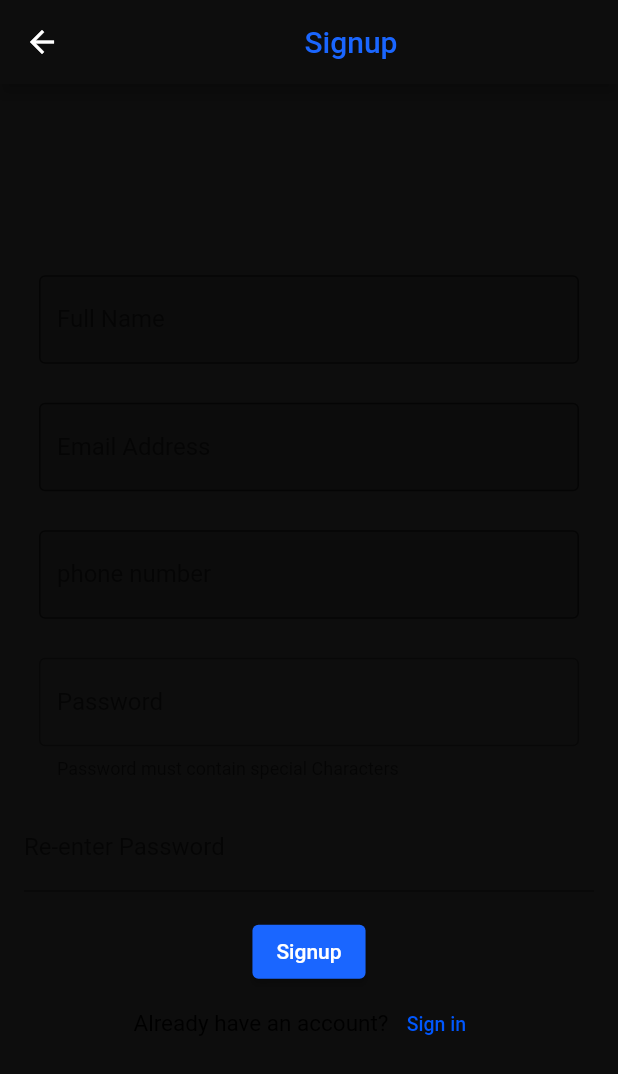
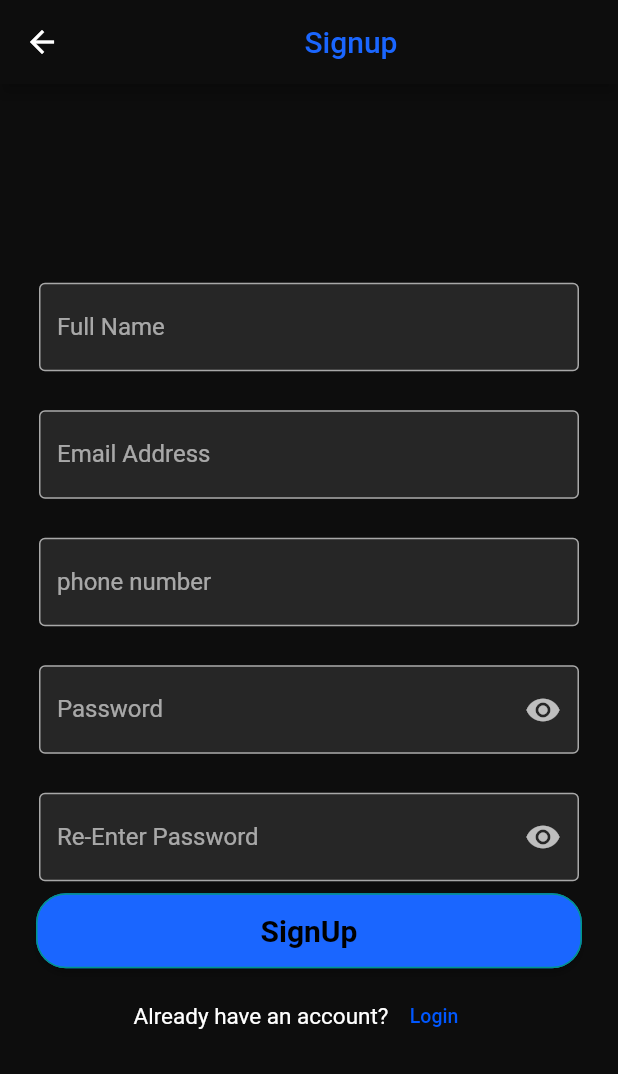
Before and after one commit to FoodChain-saas/foodchain_flutter, a Flutter app: the Signup screen opened by its route, on a phone screen of 412 x 824 dp. Shown: the top 1074 px of the screen. Run offline on Flutter 3.47's test engine with Material 2 defaults, Android fonts, the phone set to English and light mode, and no system bars; our stand-ins replace get.

Commit message:
working on login,signup, reset password page

```diff
--- a/lib/Utilities/route_paths.dart
+++ b/lib/Utilities/route_paths.dart
@@ -1,4 +1,5 @@
 abstract class RoutePaths {
   static const signup = '/signup';
-  static const login = '/login';
+  static const loginpage = '/login-page';
+  static const recoveryemail = '/recoveryemail';
 }
--- a/lib/Views/signup.dart
+++ b/lib/Views/signup.dart
@@ -1,6 +1,7 @@
 import 'package:flutter/material.dart';
 import 'package:get/get.dart';
 import '../Utilities/route_paths.dart';
+import 'login.dart';
 
 class Signup extends StatelessWidget {
   final TextEditingController _fullNameController = TextEditingController();
@@ -13,8 +14,7 @@ class Signup extends StatelessWidget {
 
   final TextEditingController _passwordController = TextEditingController();
 
-  final TextEditingController _confirminitPasswordController =
-  TextEditingController();
+  final TextEditingController _ReEnterPasswordController = TextEditingController();
 
   final _formKey = GlobalKey<FormState>();
 
@@ -28,8 +28,10 @@ class Signup extends StatelessWidget {
         // foregroundColor: Colors.transparent,
         backgroundColor: const Color(0xFF0D0D0D),
         title: const Center(
-          child: Text('Signup',
-          style: TextStyle(color: Color(0xFF1A66FF)),),
+          child: Text(
+            'Signup',
+            style: TextStyle(color: Color(0xFF1A66FF)),
+          ),
         ),
       ),
       body: Padding(
@@ -39,22 +41,20 @@ class Signup extends StatelessWidget {
           children: [
             Container(
               padding: const EdgeInsets.fromLTRB(10, 10, 10, 0),
-              child:  TextFormField(
+              child: TextFormField(
                 controller: _fullNameController,
                 decoration: const InputDecoration(
                   labelText: "Full Name",
-                  border: OutlineInputBorder(
-                  ),
-
+                  border: OutlineInputBorder(),
                   alignLabelWithHint: false,
                   filled: true,
                 ),
               ),
-      ),
+            ),
             const SizedBox(height: 16.0),
             Container(
               padding: const EdgeInsets.fromLTRB(10, 10, 10, 0),
-              child:  TextFormField(
+              child: TextFormField(
                 controller: _emailController,
                 decoration: const InputDecoration(
                   labelText: "Email Address",
@@ -67,7 +67,7 @@ class Signup extends StatelessWidget {
             const SizedBox(height: 16.0),
             Container(
               padding: const EdgeInsets.fromLTRB(10, 10, 10, 0),
-              child:  TextFormField(
+              child: TextFormField(
                 controller: _phoneNumberController,
                 decoration: const InputDecoration(
                   labelText: "phone number",
@@ -83,50 +83,68 @@ class Signup extends StatelessWidget {
               child: TextFormField(
                 obscureText: passwordVisible,
                 controller: _passwordController,
-                decoration: const InputDecoration(
+                decoration: InputDecoration(
                   labelText: "Password",
-                  // labelText: "Password",
-                helperText:
-                "Password must contain special Characters",
-                hintStyle: const TextStyle(color: Colors.black54),
-                border: const OutlineInputBorder(),
-            //     suffixIcon: IconButton(
-            //       color: Colors.black,
-            // //       icon: Icon(passwordVisible
-            // //           ? Icons.visibility
-            // //           : Icons.visibility_off),
-            // //       onPressed: () {
-            // //         setState(
-            // //               () {
-            // //             passwordVisible = _passwordVisible;
-            // //           },
-            // //         );
-            // //       },
-            // //     ),
-            // //     alignLabelWithHint: false,
-            // //     enabled: true,
-            // //   ),
-            // // ),
-            // // ),
+                  border: const OutlineInputBorder(),
+                  alignLabelWithHint: false,
+                  filled: true,
+                  suffixIcon: IconButton(
+                    onPressed: () {
+                      // Handle suffix icon button onPressed event
+                    },
+                    icon: const Icon(Icons.visibility),
+                  ),
                 ),
               ),
             ),
             const SizedBox(height: 16.0),
-            const TextField(
-              decoration: InputDecoration(
-                labelText: 'Re-enter Password',
+            Container(
+              padding: const EdgeInsets.fromLTRB(10, 10, 10, 0),
+              child: TextFormField(
+                obscureText: true,
+                controller: _ReEnterPasswordController,
+                decoration: InputDecoration(
+                  labelText: 'Re-Enter Password',
+                  border: const OutlineInputBorder(),
+                  alignLabelWithHint: false,
+                  filled: true,
+                  suffixIcon: IconButton(
+                    onPressed: () {
+                      // Handle suffix icon button onPressed event
+                    },
+                    icon: const Icon(Icons.visibility),
+                  ),
+                ),
               ),
-              obscureText: true,
             ),
-            const SizedBox(height: 16.0),
-            ElevatedButton(
-              onPressed: () {
-                // Add your signup logic here
-              },
-              style: ElevatedButton.styleFrom(
-                 backgroundColor: const Color(0xFF1A66FF),
-                 ), child: const Text('Signup'), // Set the button color to blue
+            Container(
+              width: double.infinity,
+              height: 50,
+              margin: const EdgeInsets.all(8.0),
+              child: ElevatedButton(
+                onPressed: () {},
+                style: ElevatedButton.styleFrom(
+                  shape: const RoundedRectangleBorder(
+                    borderRadius: BorderRadius.all(
+                      Radius.circular(20),
+                    ),
+                  ),
+                  maximumSize: const Size(double.infinity, 100),
+                  backgroundColor: const Color(0xFF1A66FF),
+                  side: const BorderSide(
+                    color: Colors.teal,
+                  ),
+                ),
+                child: const Text(
+                  'SignUp',
+                  style: TextStyle(
+                    color: Colors.black,
+                    fontSize: 20,
+                    fontWeight: FontWeight.bold,
+                  ),
+                ),
               ),
+            ),
             Center(
               child: Container(
                 margin: const EdgeInsets.symmetric(horizontal: 16.0),
@@ -137,16 +155,16 @@ class Signup extends StatelessWidget {
                     const Text(
                       'Already have an account?',
                       style: TextStyle(
-                        color: Colors.black,
+                        color: Colors.white,
                         fontSize: 15,
                       ),
                     ),
                     TextButton(
                         onPressed: () {
-                          Get.toNamed(RoutePaths.login);
+                          Get.offAllNamed(RoutePaths.loginpage);
                         },
                         child: const Text(
-                          'Sign in',
+                          'Login ',
                           style: TextStyle(
                             color: Color(0xFF0057FF),
                             fontSize: 13,
```
Also changed, not shown: lib/Views/connect-waallet.dart (added, +14 -0 lines), lib/Views/login.dart (added, +143 -0 lines), lib/Views/new-password.dart (added, +97 -0 lines), lib/Views/recoveryemail.dart (added, +83 -0 lines), lib/Views/recoverynumber.dart (added, +95 -0 lines), lib/Views/splashscreen.dart (+10 -42 lines), lib/main.dart (+6 -1 lines), assets/images/GuyOnBike.png (added), assets/images/splas3.png (added), assets/images/splashscreen.jpg (deleted).
